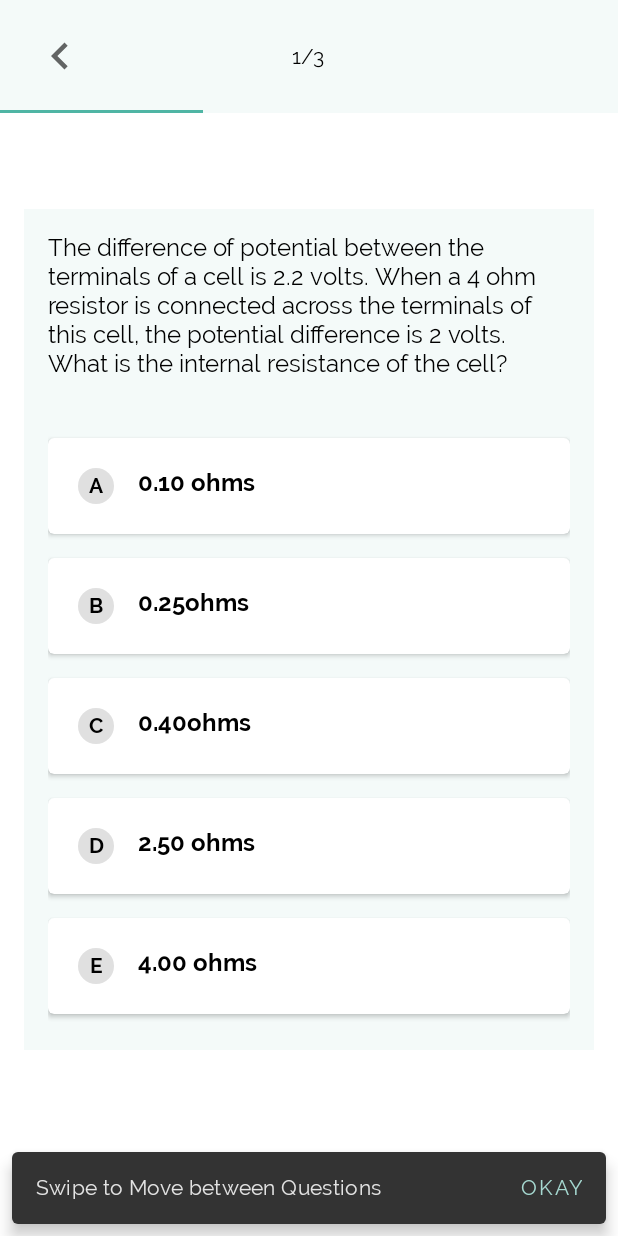
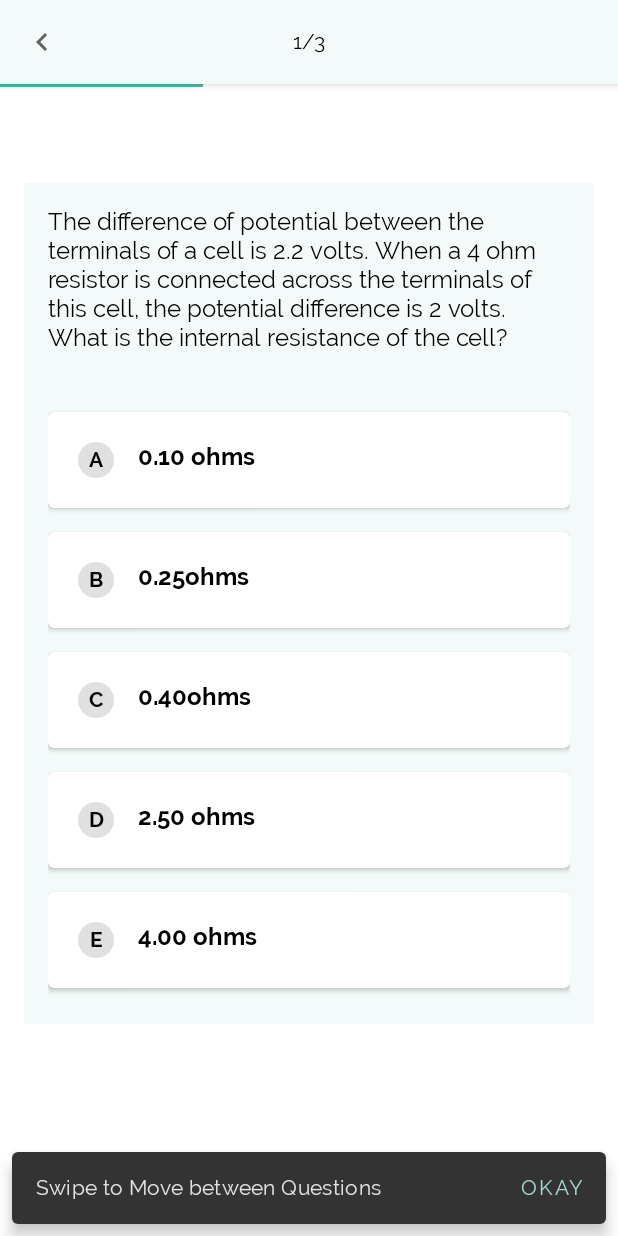
Before and after one commit to TobiAlbert/Prepsy, an Android app: the QuestionPageFragment screen opened through its navigation route, on a phone screen of 412 x 824 dp. Run offline under Robolectric (Android 15) with nearby library versions, the phone set to English and light mode, and no system bars; our stand-ins replace Dagger/Hilt's generated code.

Commit message:
Feat: Implement edge-to-edge on HomePage, and QuesetionPages.

```diff
--- a/app/src/main/AndroidManifest.xml
+++ b/app/src/main/AndroidManifest.xml
@@ -14,7 +14,7 @@
         <activity android:name=".HomeActivity"/>
         <activity
             android:name=".ui.splash.SplashActivity"
-            android:theme="@style/AppTheme.SplashTheme">
+            android:theme="@style/BaseAppTheme.SplashTheme">
             <intent-filter>
                 <action android:name="android.intent.action.MAIN" />
 
--- a/app/src/main/java/app/prepsy/HomeActivity.kt
+++ b/app/src/main/java/app/prepsy/HomeActivity.kt
@@ -1,7 +1,9 @@
 package app.prepsy
 
 import android.os.Bundle
+import android.view.View
 import androidx.appcompat.app.AppCompatActivity
+import app.prepsy.databinding.ActivityHomeBinding
 import dagger.hilt.android.AndroidEntryPoint
 
 @AndroidEntryPoint
@@ -9,9 +11,15 @@ class HomeActivity : AppCompatActivity() {
 
     override fun onCreate(savedInstanceState: Bundle?) {
         super.onCreate(savedInstanceState)
-        setContentView(R.layout.activity_home)
+        ActivityHomeBinding.inflate(layoutInflater).apply {
+            setContentView(root)
 
+            @Suppress("DEPRECATION")
+            rootView.systemUiVisibility =
+                View.SYSTEM_UI_FLAG_LAYOUT_STABLE or
+                View.SYSTEM_UI_FLAG_LAYOUT_FULLSCREEN or
+                View.SYSTEM_UI_FLAG_LAYOUT_HIDE_NAVIGATION
+        }
     }
 
-    override fun onBackPressed() = Unit
 }
--- a/app/src/main/java/app/prepsy/ui/HomeFragment.kt
+++ b/app/src/main/java/app/prepsy/ui/HomeFragment.kt
@@ -5,12 +5,12 @@ import android.view.LayoutInflater
 import android.view.View
 import android.view.ViewGroup
 import android.widget.ArrayAdapter
-import androidx.core.content.ContextCompat
+import androidx.core.view.marginTop
+import androidx.core.view.updatePadding
 import androidx.fragment.app.Fragment
 import androidx.navigation.fragment.findNavController
 import app.prepsy.R
 import app.prepsy.databinding.FragmentHomeBinding
-import app.prepsy.utils.setStatusBarColor
 
 class HomeFragment : Fragment() {
 
@@ -28,7 +28,6 @@ class HomeFragment : Fragment() {
 
     override fun onViewCreated(view: View, savedInstanceState: Bundle?) {
         super.onViewCreated(view, savedInstanceState)
-        setStatusBarColor(R.color.white)
 
         val years = listOf(
             2010, 2011, 2012, 2013, 2014, 2015,
@@ -75,6 +74,13 @@ class HomeFragment : Fragment() {
         binding.viewQuestionsBtn.setOnClickListener {
             findNavController().navigate(R.id.action_homeFragment_to_questionPageFragment)
         }
+
+        val paddingTop = binding.textView.paddingTop
+
+        binding.textView.setOnApplyWindowInsetsListener { v, insets ->
+            v.updatePadding(top = insets.systemWindowInsetTop + paddingTop)
+            insets
+        }
     }
 
     override fun onDestroyView() {
--- a/app/src/main/java/app/prepsy/ui/questions/QuestionPageFragment.kt
+++ b/app/src/main/java/app/prepsy/ui/questions/QuestionPageFragment.kt
@@ -4,6 +4,7 @@ import android.os.Bundle
 import android.view.LayoutInflater
 import android.view.View
 import android.view.ViewGroup
+import androidx.core.view.updatePadding
 import androidx.fragment.app.Fragment
 import androidx.navigation.fragment.findNavController
 import app.prepsy.R
@@ -14,7 +15,6 @@ import app.prepsy.managers.SharedPreferenceManagers.Companion.HAS_SWIPED
 import app.prepsy.ui.models.questions
 import app.prepsy.ui.questions.adapters.QuestionPageAdapter
 import app.prepsy.utils.onPageSelected
-import app.prepsy.utils.setStatusBarColor
 import app.prepsy.utils.showActionSnackBar
 import dagger.hilt.android.AndroidEntryPoint
 import javax.inject.Inject
@@ -36,24 +36,21 @@ class QuestionPageFragment : Fragment() {
     }
 
     override fun onViewCreated(view: View, savedInstanceState: Bundle?) {
-        setStatusBarColor(R.color.question_background)
+        // setup toolbar
+        binding.toolbar.setNavigationOnClickListener {
+            findNavController().navigateUp()
+        }
 
         val questionPageAdapter = QuestionPageAdapter(this@QuestionPageFragment, questions)
         val numOfQuestions = questions.size
 
-        binding.questionsViewPager.adapter = questionPageAdapter
-        binding.questionsViewPager.onPageSelected { position: Int ->
+        binding.viewpager.adapter = questionPageAdapter
+        binding.viewpager.onPageSelected { position: Int ->
             val currentQuestionIndex = position + 1
 
-            binding.questionProgressIndicator.progress = (currentQuestionIndex * 100 / numOfQuestions)
+            binding.progressBar.progress = (currentQuestionIndex * 100 / numOfQuestions)
             binding.questionNumber.text =
                 getString(R.string.page_question_number, currentQuestionIndex, numOfQuestions)
-        }
-
-        binding.homeBackBtn.setOnClickListener {
-            findNavController().navigate(
-                R.id.action_questionPageFragment_to_homeFragment
-            )
         }
 
         val hasDoubleClicked: Boolean =
@@ -72,6 +69,12 @@ class QuestionPageFragment : Fragment() {
         when {
             !hasDoubleClicked -> showDoubleClickInfoSnackBar(doubleClickCallback)
             !hasSwiped -> showSwipeInfoSnackBar(swipeCallback)
+        }
+
+        val topPadding = binding.appbar.paddingTop
+        binding.appbar.setOnApplyWindowInsetsListener { v, insets ->
+            v.updatePadding(top = insets.systemWindowInsetTop + topPadding)
+            insets
         }
     }
 
--- a/app/src/main/res/layout/activity_home.xml
+++ b/app/src/main/res/layout/activity_home.xml
@@ -1,7 +1,9 @@
 <?xml version="1.0" encoding="utf-8"?>
-<androidx.constraintlayout.widget.ConstraintLayout xmlns:android="http://schemas.android.com/apk/res/android"
+<androidx.constraintlayout.widget.ConstraintLayout
+    xmlns:android="http://schemas.android.com/apk/res/android"
     xmlns:app="http://schemas.android.com/apk/res-auto"
     xmlns:tools="http://schemas.android.com/tools"
+    android:id="@+id/rootView"
     android:layout_width="match_parent"
     android:layout_height="match_parent"
     tools:context=".HomeActivity">
--- a/app/src/main/res/layout/fragment_question_page.xml
+++ b/app/src/main/res/layout/fragment_question_page.xml
@@ -1,55 +1,52 @@
 <?xml version="1.0" encoding="utf-8"?>
-<LinearLayout xmlns:android="http://schemas.android.com/apk/res/android"
+<RelativeLayout xmlns:android="http://schemas.android.com/apk/res/android"
     xmlns:tools="http://schemas.android.com/tools"
+    xmlns:app="http://schemas.android.com/apk/res-auto"
     android:layout_width="match_parent"
     android:layout_height="match_parent"
-    xmlns:app="http://schemas.android.com/apk/res-auto"
-    android:orientation="vertical"
     tools:context=".ui.questions.QuestionPageFragment">
 
-    <RelativeLayout
+    <com.google.android.material.appbar.AppBarLayout
+        android:id="@+id/appbar"
         android:layout_width="match_parent"
         android:background="@color/question_background"
-        android:layout_height="75dp">
+        android:layout_height="wrap_content">
 
-        <ImageView
-            android:id="@+id/homeBackBtn"
-            android:layout_width="48dp"
-            android:layout_height="48dp"
-            android:padding="6dp"
-            android:layout_marginStart="16dp"
-            android:layout_centerVertical="true"
-            android:background="?attr/selectableItemBackgroundBorderless"
-            android:clickable="true"
-            android:contentDescription="@string/go_back_to_home_screen"
-            android:src="@drawable/ic_arrow_left"
-            android:focusable="true" />
+        <androidx.appcompat.widget.Toolbar
+            android:id="@+id/toolbar"
+            android:layout_width="match_parent"
+            android:layout_height="?attr/actionBarSize"
+            app:navigationIcon="@drawable/ic_arrow_left"
+            android:gravity="center">
 
             <TextView
                 android:id="@+id/questionNumber"
                 android:layout_width="wrap_content"
                 android:layout_height="wrap_content"
-            android:layout_centerInParent="true"
                 android:textColor="@color/black"
+                android:layout_gravity="center"
                 tools:text="23/40"/>
+        </androidx.appcompat.widget.Toolbar>
+
+    </com.google.android.material.appbar.AppBarLayout>
 
     <app.prepsy.vendors.AnimatedProgressBar
-            android:id="@+id/questionProgressIndicator"
+        android:id="@+id/progressBar"
         android:layout_width="match_parent"
         android:layout_height="2dp"
+        android:layout_below="@+id/appbar"
         android:indeterminate="false"
-            android:layout_alignParentBottom="true"
         app:animationDuration="300"
         app:bidirectionalAnimate="true"
         app:progressColor="@color/question_progress_indicator"/>
-    </RelativeLayout>
 
     <androidx.viewpager2.widget.ViewPager2
-        android:id="@+id/questionsViewPager"
+        android:id="@+id/viewpager"
         android:layout_marginStart="@dimen/activity_vertical_margin"
         android:layout_marginEnd="@dimen/activity_vertical_margin"
         android:layout_marginTop="@dimen/question_margin_top"
         android:layout_width="match_parent"
+        android:layout_below="@+id/progressBar"
         android:layout_height="wrap_content"
         tools:context=".ui.questions.QuestionPageFragment"/>
-</LinearLayout>
+</RelativeLayout>
--- a/app/src/main/res/values-v23/themes.xml
+++ b/app/src/main/res/values-v23/themes.xml
@@ -1,12 +1,11 @@
 <?xml version="1.0" encoding="utf-8"?>
-<resources>
+<resources xmlns:tools="http://schemas.android.com/tools">
 
     <style name="AppTheme" parent="BaseAppTheme">
         <!-- Status bar color. -->
-        <item name="android:windowLightStatusBar">true</item>
-        <item name="android:statusBarColor">@color/white</item>
+        <item name="android:navigationBarColor">@color/navbar_color</item>
+        <item name="android:statusBarColor">@color/immersive_sys_ui</item>
 
-        <!-- Enable window content transitions -->
-        <item name="android:windowActivityTransitions">true</item>
+        <item name="android:windowLightNavigationBar" tools:targetApi="o_mr1">true</item>
     </style>
 </resources>
--- /dev/null
+++ b/app/src/main/res/values-v29/colors.xml
@@ -0,0 +1,4 @@
+<?xml version="1.0" encoding="utf-8"?>
+<resources>
+    <color name="navbar_color">@android:color/transparent</color>
+</resources>
--- a/app/src/main/res/values/colors.xml
+++ b/app/src/main/res/values/colors.xml
@@ -7,8 +7,13 @@
     <color name="teal_700">#FF018786</color>
     <color name="black">#FF000000</color>
     <color name="white">#FFFFFFFF</color>
+    <color name="transparent">#B3B3B3</color>
 
-    <color name="button_green">#4FB5A4</color>
+    <color name="immersive_sys_ui">#33000000</color>
+    <color name="navbar_color">@color/immersive_sys_ui</color>
+
+    <color name="primary_green">#4FB5A4</color>
+    <color name="button_green">@color/primary_green</color>
     <color name="question_progress_indicator">#4FB5A4</color>
     <color name="button_red">#E79B9B</color>
     <color name="background_green">#ACDCD4</color>
--- a/app/src/main/res/values/themes.xml
+++ b/app/src/main/res/values/themes.xml
@@ -2,13 +2,9 @@
     <!-- Base application theme. -->
     <style name="BaseAppTheme" parent="Theme.MaterialComponents.Light.NoActionBar">
         <!-- Primary brand color. -->
-        <item name="colorPrimary">@color/button_green</item>
+        <item name="colorPrimary">@color/primary_green</item>
         <item name="colorPrimaryVariant">@color/gray</item>
         <item name="colorOnPrimary">@color/white</item>
-        <!-- Secondary brand color. -->
-        <item name="colorSecondary">@color/teal_200</item>
-        <item name="colorSecondaryVariant">@color/teal_700</item>
-        <item name="colorOnSecondary">@color/black</item>
 
         <!-- default text colors -->
         <item name="android:fontFamily">@font/raleway_font_family</item>
@@ -16,13 +12,16 @@
 
     <style name="BaseAppTheme.AppTheme">
         <!-- Status bar color. -->
+        <item name="android:navigationBarColor">@color/navbar_color</item>
+        <item name="android:statusBarColor">@color/immersive_sys_ui</item>
+    </style>
+
+    <style name="BaseAppTheme.SplashTheme">
         <item name="android:windowTranslucentStatus">true</item>
         <item name="android:windowTranslucentNavigation">true</item>
-    </style>
-
-    <style name="AppTheme.SplashTheme">
         <item name="android:windowBackground">@drawable/splash_background</item>
         <item name="android:statusBarColor">@color/splash_background_yellow</item>
+        <item name="android:navigationBarColor">@color/splash_background_yellow</item>
     </style>
 
     <style name="AppTheme.ResultPageTheme">
```
Lines whose indentation alone changed are shown as unchanged.
